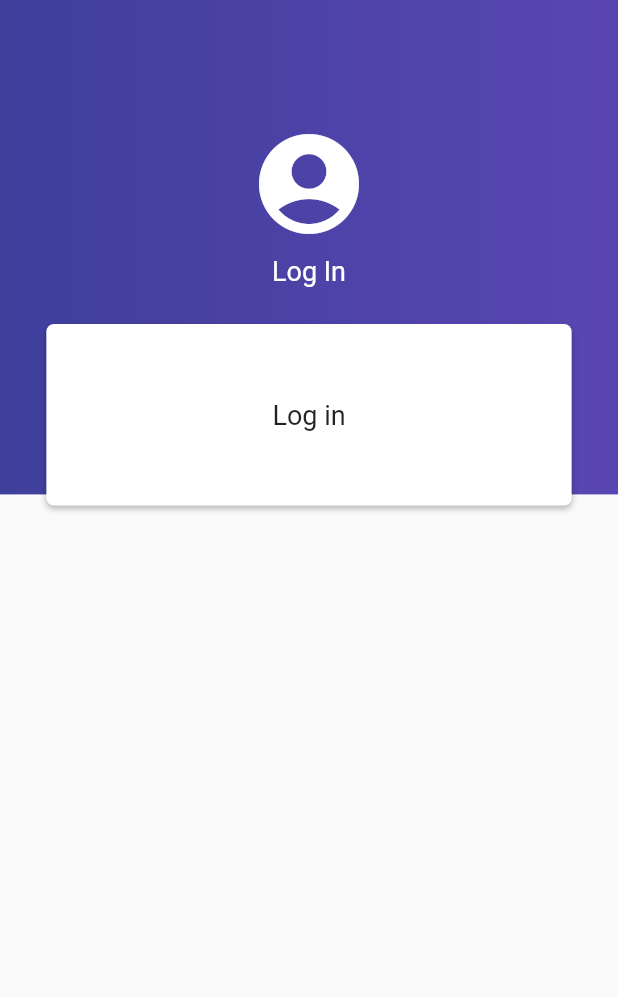
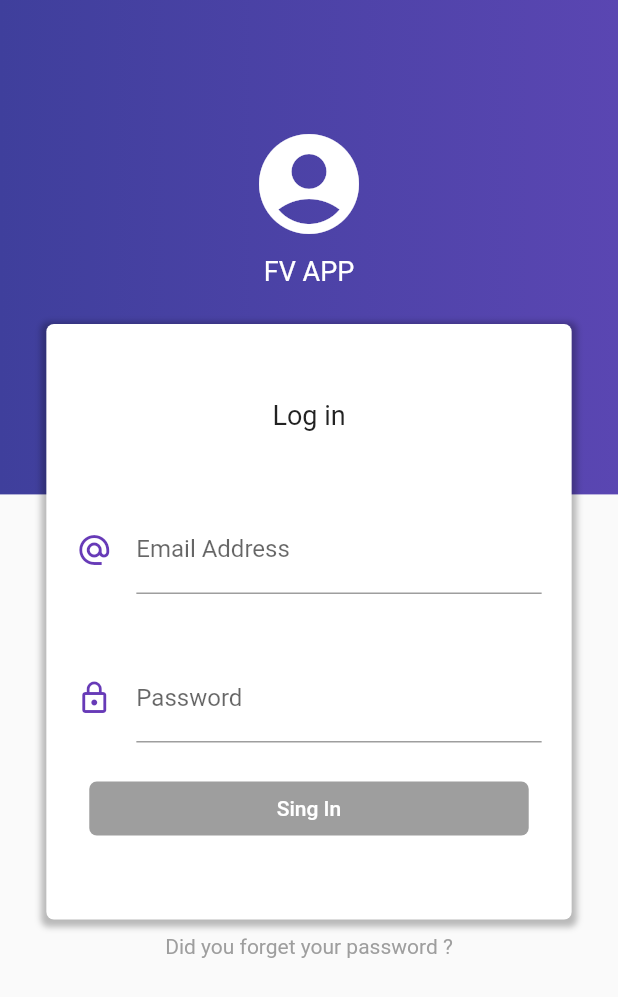
Before and after one commit to jeryramirez/Firegram, a Flutter app: the screen it shows after launch, on a phone screen of 412 x 824 dp. Shown: the top 997 px of the screen. Run offline on Flutter 3.47's test engine with Material 2 defaults, Android fonts, the phone set to English and light mode, and no system bars; our stand-ins replace rxdart.

Commit message:
app eded

```diff
--- a/lib/main.dart
+++ b/lib/main.dart
@@ -1,4 +1,5 @@
 import 'package:flutter/material.dart';
+import 'package:formvalidation/pages/bloc/provider.dart';
 import 'package:formvalidation/pages/home_page.dart';
 
 import 'pages/login_page.dart';
@@ -8,16 +9,21 @@ void main() => runApp(MyApp());
 class MyApp extends StatelessWidget {
   @override
   Widget build(BuildContext context) {
-    return MaterialApp(
+    return  Provider(
+      child: MaterialApp(
         debugShowCheckedModeBanner: false,
         title: 'Material App',
         initialRoute: 'login',
         routes: {
           'home' : (BuildContext context) => HomePage(),
           'login' : (BuildContext context) => LogInPage(),
-
         },
 
+      ),
     );
+
+
+
+
   }
 }
--- /dev/null
+++ b/lib/pages/bloc/logIn_bloc.dart
@@ -0,0 +1,33 @@
+import 'dart:async';
+import 'package:rxdart/rxdart.dart';
+import 'package:formvalidation/pages/bloc/validators.dart';
+
+class LogInBloc with Validators {
+
+
+  //Listeners
+  final _emailController = BehaviorSubject<String>();
+  final _passwordController = BehaviorSubject<String>();
+
+  //get set
+  String get email => _emailController.value;
+  String get password => _passwordController.value;
+
+  //input
+  Function(String) get changeEmail => _emailController.sink.add;
+  Function(String) get changePassword => _passwordController.sink.add;
+
+
+  //output
+  Stream<String> get emailStream => _emailController.stream.transform(validateEmail);
+  Stream<String> get passwordStream => _passwordController.stream.transform(validatePassword);
+
+  //combine stream
+  Stream<bool> get formValidateStream => CombineLatestStream.combine2(emailStream, passwordStream, (email, password) => true );
+
+  dispose(){
+    _emailController?.close();
+    _passwordController?.close();
+  }
+
+}
--- /dev/null
+++ b/lib/pages/bloc/provider.dart
@@ -0,0 +1,24 @@
+import 'package:flutter/material.dart';
+import 'package:formvalidation/pages/bloc/logIn_bloc.dart';
+
+class Provider extends InheritedWidget{
+
+  final loginBloc = LogInBloc();
+
+  Provider({Key key, Widget child}) : super(key: key, child:child);
+
+  @override
+  bool updateShouldNotify(InheritedWidget oldWidget) => true;
+
+  static LogInBloc of (BuildContext context) {
+
+    return ( context.inheritFromWidgetOfExactType(Provider) as Provider ).loginBloc;
+
+
+  }
+
+
+
+
+
+}
--- /dev/null
+++ b/lib/pages/bloc/validators.dart
@@ -0,0 +1,33 @@
+import 'dart:async';
+
+class Validators {
+
+final validateEmail = StreamTransformer<String, String>.fromHandlers(
+  handleData: ( email, sink){
+
+    Pattern pattern = r'^(([^<>()[\]\\.,;:\s@\"]+(\.[^<>()[\]\\.,;:\s@\"]+)*)|(\".+\"))@((\[[0-9]{1,3}\.[0-9]{1,3}\.[0-9]{1,3}\.[0-9]{1,3}\])|(([a-zA-Z\-0-9]+\.)+[a-zA-Z]{2,}))$';
+
+    RegExp regExp = new RegExp(pattern);
+
+    if(regExp.hasMatch( email ) ){
+      sink.add( email );
+    } else {
+      sink.addError('incorrect email');
+    }
+
+  }
+);
+
+
+final validatePassword = StreamTransformer<String, String>.fromHandlers(
+  handleData: ( password, sink){
+    if (password.length >= 6){
+      sink.add( password );
+    } else {
+      sink.addError( '6 or more characters');
+    }
+  }
+);
+
+
+}
--- a/lib/pages/home_page.dart
+++ b/lib/pages/home_page.dart
@@ -1,14 +1,24 @@
 import 'package:flutter/material.dart';
+import 'package:formvalidation/pages/bloc/provider.dart';
 
 class HomePage extends StatelessWidget {
 
   @override
   Widget build(BuildContext context) {
+
+    final bloc = Provider.of(context);
+
+
     return Container(
       child:Scaffold(
         appBar: AppBar(
           title: Text('Home Page'),
         ),
+        body: Column(
+          children: <Widget>[
+            Center(child: Text('EmailL: ${bloc.email}'),)
+          ],
+        ),
       )
     );
   }
--- a/lib/pages/login_page.dart
+++ b/lib/pages/login_page.dart
@@ -1,4 +1,6 @@
 import 'package:flutter/material.dart';
+import 'package:formvalidation/pages/bloc/logIn_bloc.dart';
+import 'package:formvalidation/pages/bloc/provider.dart';
 
 class LogInPage extends StatelessWidget {
 
@@ -45,7 +47,7 @@ class LogInPage extends StatelessWidget {
             children: <Widget>[
               Icon(Icons.account_circle, color: Colors.white, size: 80.0,),
               SizedBox( width: double.infinity, height: size.height *0.01),
-              Text('Log In', style: TextStyle( color: Colors.white, fontSize: 18),)
+              Text('FV APP', style: TextStyle( color: Colors.white, fontSize: 18),)
 
             ],
           ),
@@ -56,6 +58,8 @@ class LogInPage extends StatelessWidget {
   }
 
   Widget _logInForm(BuildContext context) {
+
+    final bloc = Provider.of(context);
 
     final size = MediaQuery.of(context).size;
 
@@ -83,19 +87,116 @@ class LogInPage extends StatelessWidget {
                 BoxShadow(
                   color: Colors.black26,
                   blurRadius: 3.0,
-                  offset: Offset(0.0, 2.0)
+                  offset: Offset(0.0, 2.0),
+                  spreadRadius: 3.0
                 )
               ]
             ),
             child: Column(
               children: <Widget>[
-                Text('Log in', style: TextStyle(fontSize: 18.0),)
+                Text('Log in', style: TextStyle(fontSize: 18.0),),
+                SizedBox(height: 50,),
+                _email(bloc),
+                _password(bloc),
+                _button(bloc)
               ],
             ),
-          )
+          ),
+          Text('Did you forget your password ?', style: TextStyle(color: Colors.grey),),
+          SizedBox(height: 100,)
         ],
       ),
     );
 
   }
+
+  Widget _email(LogInBloc bloc) {
+
+    return StreamBuilder(
+      stream: bloc.emailStream,
+      builder: (BuildContext context, AsyncSnapshot snapshot){
+        // print(snapshot.data);
+        return Container(
+
+          margin: EdgeInsets.only(bottom: 20),
+          padding: EdgeInsets.symmetric(horizontal: 20),
+
+          child: TextField(
+            keyboardType: TextInputType.emailAddress,
+            decoration: InputDecoration(
+              icon: Icon(Icons.alternate_email, color: Colors.deepPurple,),
+              labelText: 'Email Address',
+              hintText: 'example@gmail.com',
+              errorText: snapshot.error,
+              counterText: snapshot.data
+            ),
+            onChanged: bloc.changeEmail,
+          ),
+        );
+      },
+    );
+
+
+  }
+
+  Widget _password(LogInBloc bloc) {
+
+
+    return StreamBuilder(
+      stream: bloc.passwordStream,
+      builder: (BuildContext context, AsyncSnapshot snapshot){
+        print(snapshot.data);
+        return Container(
+
+          margin: EdgeInsets.symmetric(vertical:20),
+          padding: EdgeInsets.symmetric(horizontal: 20),
+
+          child: TextField(
+            obscureText: true,
+            decoration: InputDecoration(
+              icon: Icon(Icons.lock_outline, color: Colors.deepPurple,),
+              labelText: 'Password',
+              errorText: snapshot.error,
+              counterText: snapshot.data
+            ),
+            onChanged: bloc.changePassword,
+          ),
+        );
+      },
+    );
+
+
+  }
+
+  Widget _button(LogInBloc bloc) {
+
+    return StreamBuilder(
+      stream: bloc.formValidateStream,
+      builder: (BuildContext context, AsyncSnapshot snapshot){
+        return RaisedButton(
+          padding: EdgeInsets.symmetric(horizontal: 125),
+          shape: RoundedRectangleBorder(
+            borderRadius: BorderRadius.circular(5)
+          ),
+          color: Colors.deepPurple,
+
+          child: Container(
+            child: Text('Sing In', style: TextStyle(color: Colors.white)),
+          ),
+          onPressed: snapshot.hasData == true ? () => logIn(context, bloc) : null,
+
+        );
+      }
+
+    );
+
+  }
+
+  logIn(BuildContext context, LogInBloc bloc) {
+    print(bloc.email);
+
+    print(bloc.password);
+    Navigator.pushReplacementNamed(context, 'home');
+
+  }
 }
--- a/pubspec.yaml
+++ b/pubspec.yaml
@@ -28,6 +28,7 @@ dependencies:
   # The following adds the Cupertino Icons font to your application.
   # Use with the CupertinoIcons class for iOS style icons.
   cupertino_icons: ^0.1.3
+  rxdart: ^0.22.0
 
 dev_dependencies:
   flutter_test:
```
Also changed, not shown: pubspec.lock. Lines whose indentation alone changed are shown as unchanged.
